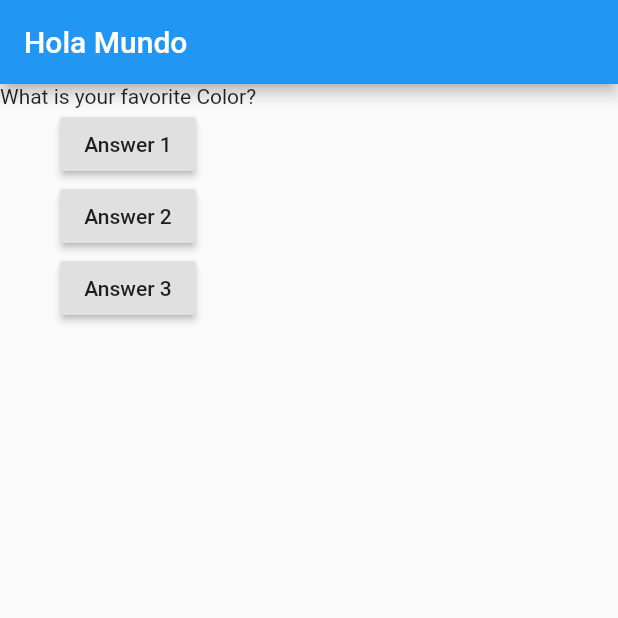
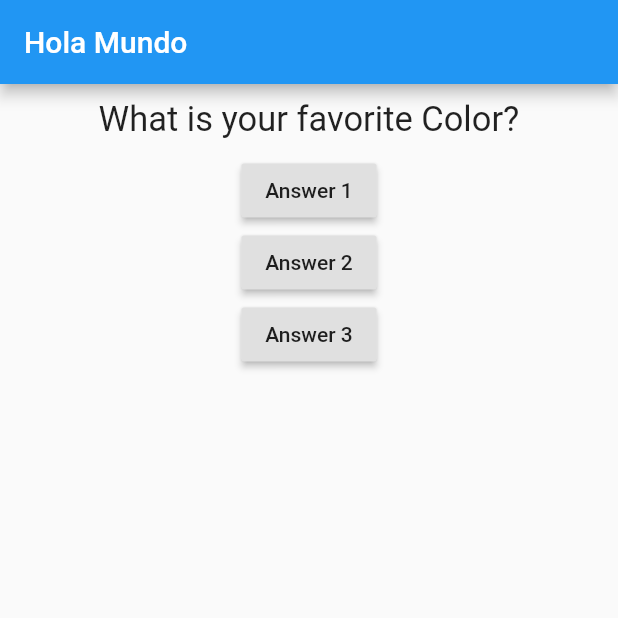
Before and after one commit to jarg021/Flutter, a Flutter app: the screen it shows after launch, on a phone screen of 412 x 824 dp, the top half of it. Run offline on Flutter 3.47's test engine with Material 2 defaults, Android fonts, the phone set to English and light mode, and no system bars.

Commit message:
Add answer

```diff
--- a/lib/main.dart
+++ b/lib/main.dart
@@ -1,5 +1,5 @@
 import 'package:flutter/material.dart';
-
+import './questions.dart';
 void main() {
   runApp(MyApp());
 }
@@ -35,7 +35,7 @@ class _MyappState extends State<MyApp> {
           title: Text("Hola Mundo"),
         ),
         body: Column(children: [
-          Text(_questions[indexQuestion]),
+          Questions(_questions[indexQuestion]),
           RaisedButton(child: Text("Answer 1"), onPressed: _answerQuetion),
           RaisedButton(child: Text("Answer 2"), onPressed: _answerQuetion),
           RaisedButton(
--- /dev/null
+++ b/lib/questions.dart
@@ -0,0 +1,18 @@
+import 'package:flutter/material.dart';
+
+class Questions extends StatelessWidget {
+  final String questionText;
+  Questions(this.questionText);
+  @override
+  Widget build(BuildContext context) {
+    return Container(
+      width: double.infinity,
+      margin: EdgeInsets.all(10),
+      child:Text(
+      questionText,
+      style: TextStyle(fontSize: 23),
+      textAlign: TextAlign.center,
+    ),
+    );
+  }
+}
```
